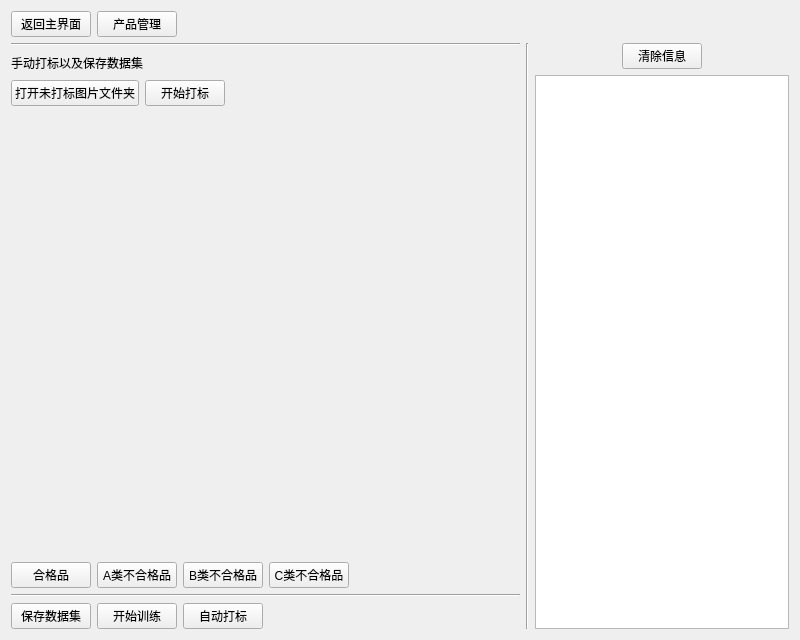
This is src/ui/dataWindow.ui in CcooLcyy/checker as Qt 5 draws it before an edit. The edited form follows.
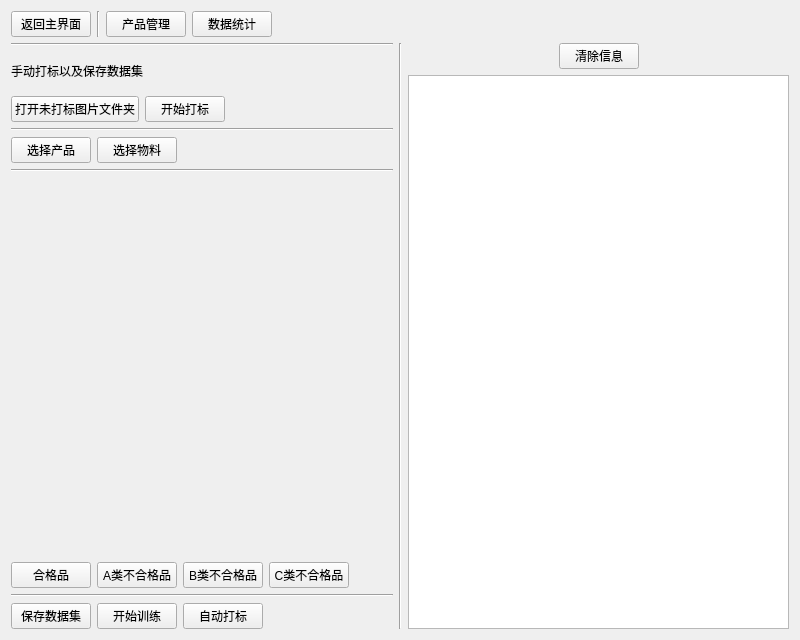
This is the edited form.

Commit message: 统计界面完成打标时间显示

The edit to the form file:
```diff
--- a/src/ui/dataWindow.ui
+++ b/src/ui/dataWindow.ui
@@ -23,6 +23,13 @@
        </property>
       </widget>
      </item>
+     <item>
+      <widget class="Line" name="line_6">
+       <property name="orientation">
+        <enum>Qt::Vertical</enum>
+       </property>
+      </widget>
+     </item>
      <item>
       <widget class="QPushButton" name="toProductManageWindowButton">
        <property name="text">
@@ -30,6 +37,13 @@
        </property>
       </widget>
      </item>
+     <item>
+      <widget class="QPushButton" name="toStateWindowButton">
+       <property name="text">
+        <string>数据统计</string>
+       </property>
+      </widget>
+     </item>
      <item>
       <spacer name="horizontalSpacer_4">
        <property name="orientation">
@@ -46,9 +60,9 @@
     </layout>
    </item>
    <item>
-    <layout class="QHBoxLayout" name="horizontalLayout_4" stretch="2,0,1">
+    <layout class="QHBoxLayout" name="horizontalLayout_7">
      <item>
-      <layout class="QVBoxLayout" name="verticalLayout_2" stretch="1,1,1,20,1,1,1">
+      <layout class="QVBoxLayout" name="verticalLayout_2" stretch="1,1,1,0,1,0,10,1,1,1">
        <item>
         <widget class="Line" name="line_2">
          <property name="orientation">
@@ -72,7 +86,7 @@
            </property>
           </widget>
          </item>
-         <item alignment="Qt::AlignVCenter">
+         <item>
           <widget class="QPushButton" name="startShowUnmarkedImageButton">
            <property name="text">
             <string>开始打标</string>
@@ -94,6 +108,51 @@
          </item>
         </layout>
        </item>
+       <item>
+        <widget class="Line" name="line_4">
+         <property name="orientation">
+          <enum>Qt::Horizontal</enum>
+         </property>
+        </widget>
+       </item>
+       <item>
+        <layout class="QHBoxLayout" name="horizontalLayout_4">
+         <item>
+          <widget class="QPushButton" name="choiceProdByIdButton">
+           <property name="text">
+            <string>选择产品</string>
+           </property>
+          </widget>
+         </item>
+         <item>
+          <widget class="QPushButton" name="choiceMatByIdButton">
+           <property name="text">
+            <string>选择物料</string>
+           </property>
+          </widget>
+         </item>
+         <item>
+          <spacer name="horizontalSpacer_7">
+           <property name="orientation">
+            <enum>Qt::Horizontal</enum>
+           </property>
+           <property name="sizeHint" stdset="0">
+            <size>
+             <width>40</width>
+             <height>20</height>
+            </size>
+           </property>
+          </spacer>
+         </item>
+        </layout>
+       </item>
+       <item>
+        <widget class="Line" name="line_5">
+         <property name="orientation">
+          <enum>Qt::Horizontal</enum>
+         </property>
+        </widget>
+       </item>
        <item>
         <widget class="QLabel" name="UnmarkedImageShow">
          <property name="minimumSize">
@@ -211,12 +270,42 @@
      </item>
      <item>
       <layout class="QVBoxLayout" name="verticalLayout">
-       <item alignment="Qt::AlignHCenter">
-        <widget class="QPushButton" name="clearDataMarkOutputShowButton">
-         <property name="text">
-          <string>清除信息</string>
-         </property>
-        </widget>
+       <item>
+        <layout class="QHBoxLayout" name="horizontalLayout_6">
+         <item>
+          <spacer name="horizontalSpacer_5">
+           <property name="orientation">
+            <enum>Qt::Horizontal</enum>
+           </property>
+           <property name="sizeHint" stdset="0">
+            <size>
+             <width>40</width>
+             <height>20</height>
+            </size>
+           </property>
+          </spacer>
+         </item>
+         <item>
+          <widget class="QPushButton" name="clearDataMarkOutputShowButton">
+           <property name="text">
+            <string>清除信息</string>
+           </property>
+          </widget>
+         </item>
+         <item>
+          <spacer name="horizontalSpacer_6">
+           <property name="orientation">
+            <enum>Qt::Horizontal</enum>
+           </property>
+           <property name="sizeHint" stdset="0">
+            <size>
+             <width>40</width>
+             <height>20</height>
+            </size>
+           </property>
+          </spacer>
+         </item>
+        </layout>
        </item>
        <item>
         <widget class="QPlainTextEdit" name="dataMarkOutputShow"/>
```
The commit also changes 28 other files.
